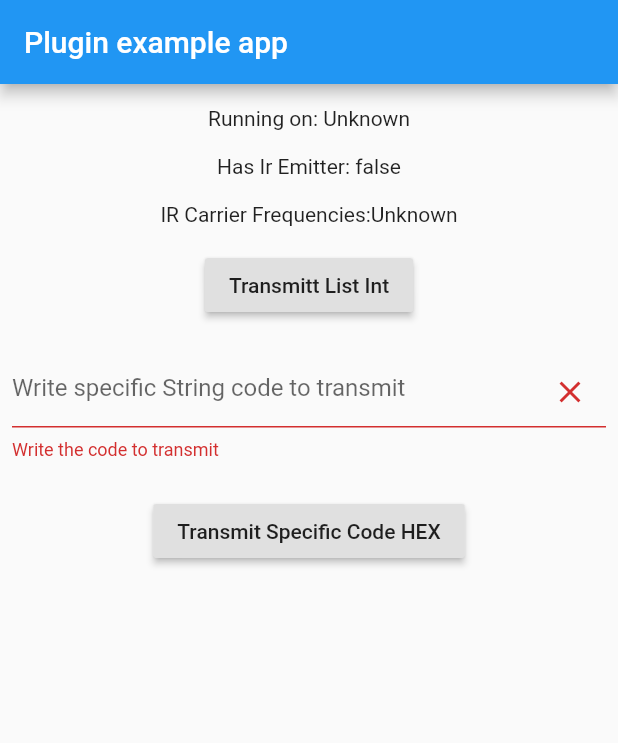
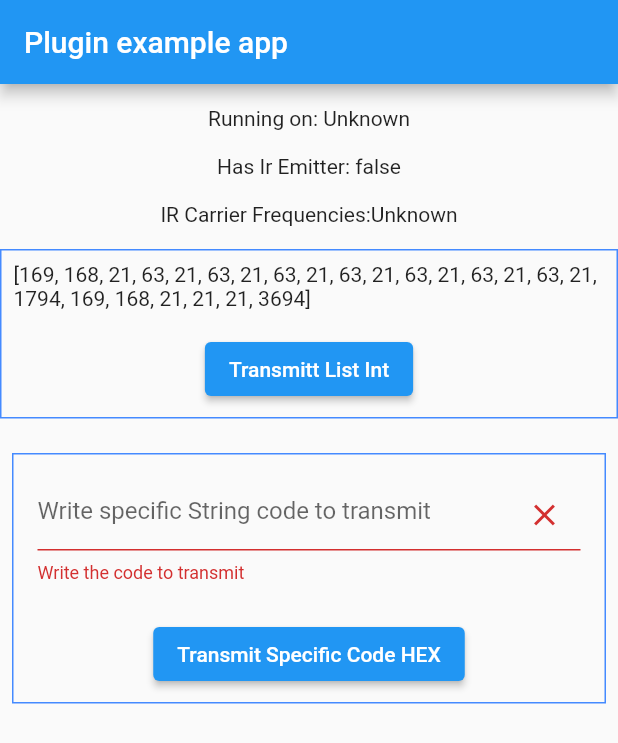
Before and after one commit to yeikel16/ir_sensor_plugin, a Flutter app: the screen it shows after launch, after a tap on "Transmit Specific Code HEX", on a phone screen of 412 x 824 dp. Shown: the top 743 px of the screen. Run offline on Flutter 3.47's test engine with Material 2 defaults, Android fonts, the phone set to English and light mode, and no system bars.

Commit message:
Migrate example to null-safety. Update the example in README.md. Added testWidget to the example.

```diff
--- a/example/lib/main.dart
+++ b/example/lib/main.dart
@@ -90,16 +90,27 @@ class _MyAppState extends State<MyApp> {
         body: Center(
           child: Column(
             children: [
-              Container(
+              const SizedBox(
                 height: 15.0,
               ),
               Text('Running on: $_platformVersion\n'),
               Text('Has Ir Emitter: $_hasIrEmitter\n'),
               Text('IR Carrier Frequencies:$_getCarrierFrequencies'),
-              Container(
+              const SizedBox(
                 height: 15.0,
               ),
-              RaisedButton(
+              Container(
+                decoration:
+                    BoxDecoration(border: Border.all(color: Colors.blueAccent)),
+                child: Padding(
+                  padding: const EdgeInsets.all(8.0),
+                  child: Column(
+                    children: [
+                      Text(power.toString()),
+                      const SizedBox(
+                        height: 15.0,
+                      ),
+                      ElevatedButton(
                         onPressed: () async {
                           final String result =
                               await IrSensorPlugin.transmitListInt(list: power);
@@ -107,10 +118,24 @@ class _MyAppState extends State<MyApp> {
                         },
                         child: Text('Transmitt List Int'),
                       ),
-              Container(
+                    ],
+                  ),
+                ),
+              ),
+              const SizedBox(
                 height: 15.0,
               ),
-              FormSpecificCode(),
+              Padding(
+                padding: const EdgeInsets.all(8.0),
+                child: Container(
+                  decoration: BoxDecoration(
+                      border: Border.all(color: Colors.blueAccent)),
+                  child: Padding(
+                    padding: const EdgeInsets.all(8.0),
+                    child: FormSpecificCode(),
+                  ),
+                ),
+              ),
             ],
           ),
         ),
@@ -122,8 +147,6 @@ class _MyAppState extends State<MyApp> {
 class FormSpecificCode extends StatelessWidget {
   final _formKey = GlobalKey<FormState>();
   final _textController = TextEditingController();
-  static const power =
-      "0000 006d 0022 0003 00a9 00a8 0015 003f 0015 003f 0015 003f 0015 0015 0015 0015 0015 0015 0015 0015 0015 0015 0015 003f 0015 003f 0015 003f 0015 0015 0015 0015 0015 0015 0015 0015 0015 0015 0015 0015 0015 003f 0015 0015 0015 0015 0015 0015 0015 0015 0015 0015 0015 0015 0015 0040 0015 0015 0015 003f 0015 003f 0015 003f 0015 003f 0015 003f 0015 003f 0015 0702 00a9 00a8 0015 0015 0015 0e6e";
 
   @override
   Widget build(BuildContext context) {
@@ -134,6 +157,7 @@ class FormSpecificCode extends StatelessWidget {
             Padding(
               padding: const EdgeInsets.all(8.0),
               child: TextFormField(
+                key: Key('textField_code_hex'),
                 decoration: InputDecoration(
                   hintText: 'Write specific String code to transmit',
                   suffixIcon: IconButton(
@@ -143,7 +167,7 @@ class FormSpecificCode extends StatelessWidget {
                 ),
                 controller: _textController,
                 validator: (value) {
-                  if (value.isEmpty) {
+                  if (value == null || value.isEmpty) {
                     return 'Write the code to transmit';
                   }
                   return null;
@@ -154,13 +178,15 @@ class FormSpecificCode extends StatelessWidget {
       Container(
         height: 15.0,
       ),
-      RaisedButton(
+      ElevatedButton(
+        key: Key('key_buttom_hex'),
         onPressed: () async {
-          if (_formKey.currentState.validate()) {
+          final validate = _formKey.currentState?.validate() ?? false;
+          if (validate) {
             final String result = await IrSensorPlugin.transmitString(
                 pattern: _textController.text);
-            if (result.contains('Emitting') && result != null) {
-              Scaffold.of(context).showSnackBar(SnackBar(
+            if (result.contains('Emitting')) {
+              ScaffoldMessenger.of(context).showSnackBar(SnackBar(
                   content: Text('Broadcasting... ${_textController.text}')));
             }
           }
--- a/example/pubspec.yaml
+++ b/example/pubspec.yaml
@@ -6,7 +6,7 @@ description: Demonstrates how to use the ir_sensor_plugin plugin.
 # publish_to: 'none' # Remove this line if you wish to publish to pub.dev
 
 environment:
-  sdk: ">=2.7.0 <3.0.0"
+  sdk: '>=2.12.0 <3.0.0'
 
 dependencies:
   flutter:
--- a/pubspec.yaml
+++ b/pubspec.yaml
@@ -1,6 +1,6 @@
 name: ir_sensor_plugin
 description: This plugin allows Flutter applications to use the infrared sensor on Android starting with API 19
-version: 0.1.4+1
+version: 0.2.0
 homepage: https://github.com/Yeikel200/ir_sensor_plugin
 
 environment:
```
Also changed, not shown: 3 other files. Lines whose indentation alone changed are shown as unchanged.
